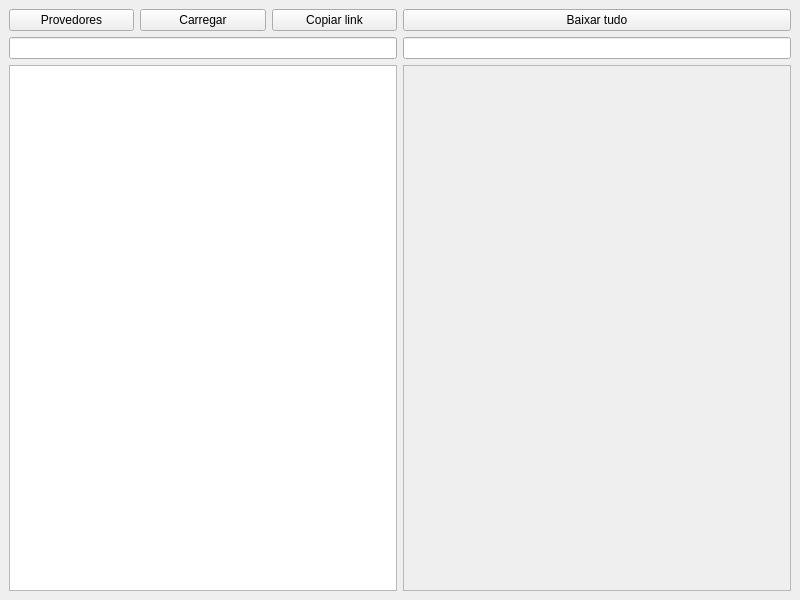
Old version of the form src/GUI_qt/assets/main.ui in the repository Lyem/pyneko.
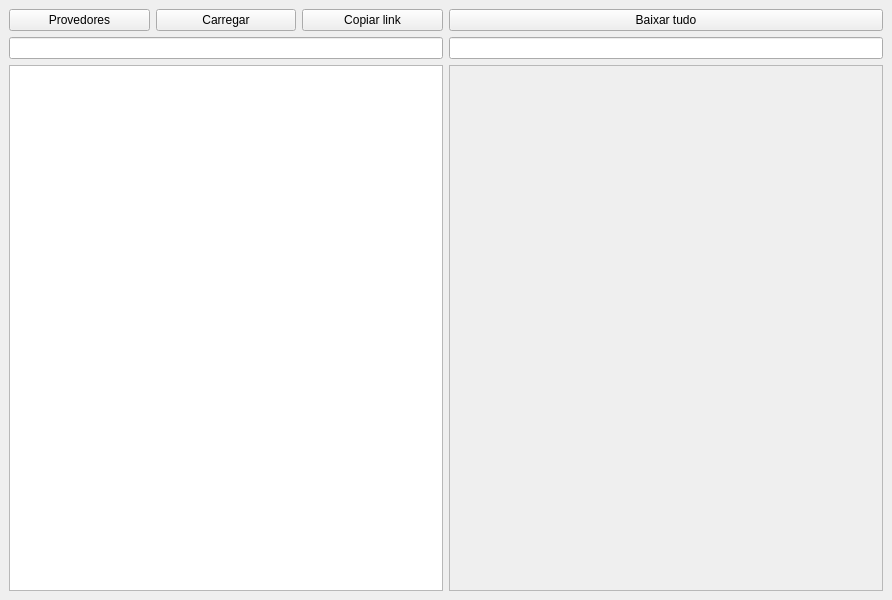
New version of the form. Icons and pictures are not drawn.

The edit to the form file:
```diff
--- a/src/GUI_qt/assets/main.ui
+++ b/src/GUI_qt/assets/main.ui
@@ -6,10 +6,28 @@
    <rect>
     <x>0</x>
     <y>0</y>
-    <width>800</width>
+    <width>892</width>
     <height>600</height>
    </rect>
   </property>
+  <property name="sizePolicy">
+   <sizepolicy hsizetype="Fixed" vsizetype="Fixed">
+    <horstretch>0</horstretch>
+    <verstretch>0</verstretch>
+   </sizepolicy>
+  </property>
+  <property name="minimumSize">
+   <size>
+    <width>892</width>
+    <height>600</height>
+   </size>
+  </property>
+  <property name="maximumSize">
+   <size>
+    <width>892</width>
+    <height>600</height>
+   </size>
+  </property>
   <property name="windowTitle">
    <string notr="true">PyNeko</string>
   </property>
@@ -82,7 +100,7 @@
           <rect>
            <x>0</x>
            <y>0</y>
-           <width>385</width>
+           <width>431</width>
            <height>504</height>
           </rect>
          </property>
```
